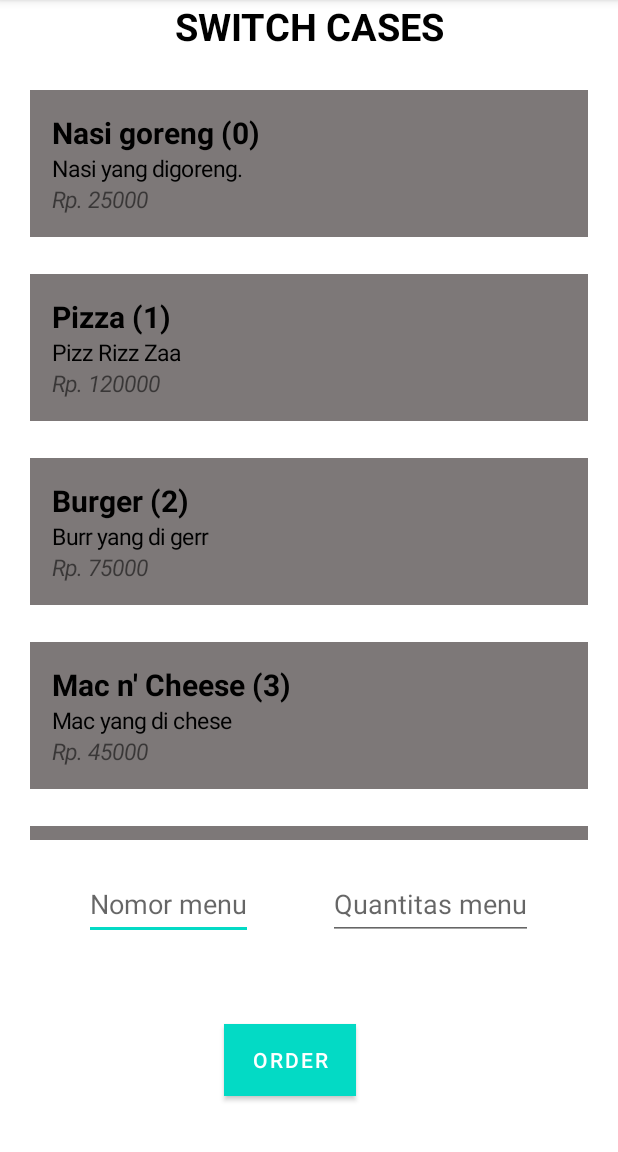
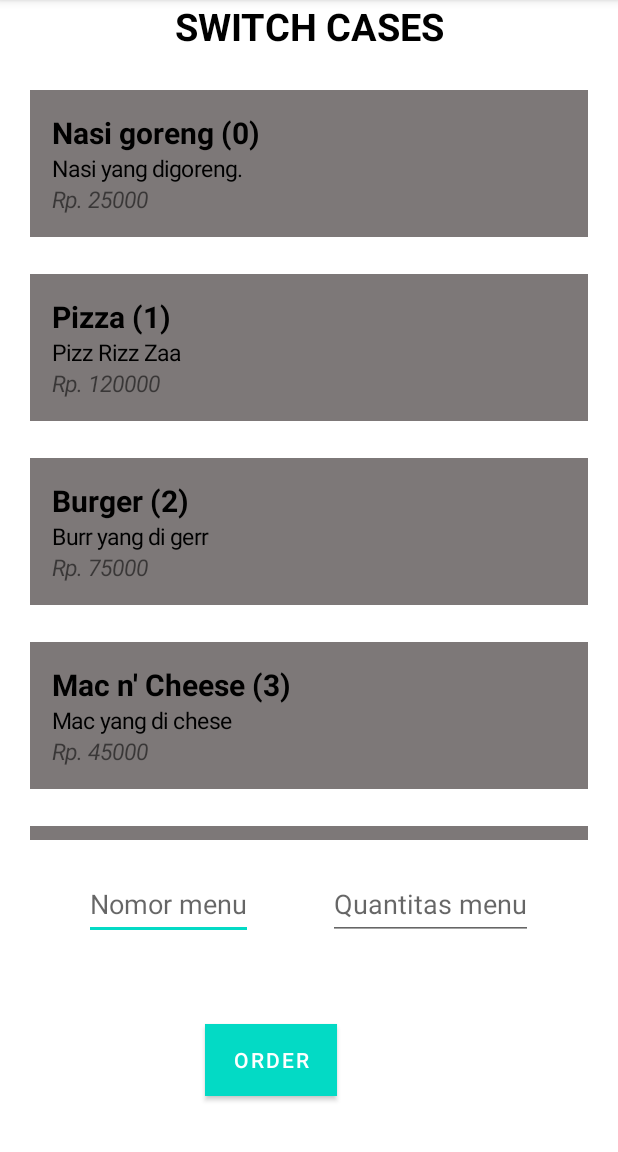
Before and after one commit to greyseth/SegitigaCalc, an Android app: the screen it shows after launch (Switches), on a phone screen of 412 x 824 dp, the part 84-1236 px from its top. Run offline under Robolectric (Android 15) with nearby library versions, the phone set to English and light mode, and no system bars.

Commit message:
Finished Menu assignment

```diff
--- a/app/src/main/java/com/example/segitigacalc/Switches.java
+++ b/app/src/main/java/com/example/segitigacalc/Switches.java
@@ -70,7 +70,7 @@
         orderBtn.setOnClickListener(new View.OnClickListener() {
             @Override
             public void onClick(View view) {
-                //Empty input check
+                //Checks for empty input
                 if (menuInput.getText().toString().isEmpty() || qtyInput.getText().toString().isEmpty()) {
                     Toast.makeText(Switches.this, "Input tidak lengkap!", Toast.LENGTH_SHORT).show();
                     return;
--- a/app/src/main/res/layout/activity_switches.xml
+++ b/app/src/main/res/layout/activity_switches.xml
@@ -54,7 +54,7 @@
     <LinearLayout
         android:layout_width="match_parent"
         android:layout_height="match_parent"
-        android:orientation="horizontal"
+        android:orientation="vertical"
         android:gravity="center">
         <Button
             android:id="@+id/orderBtn"
```
